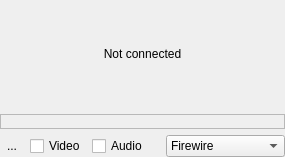
Qt form src/widgets/recmonitor_ui.ui (KDE/kdenlive) before a commit.
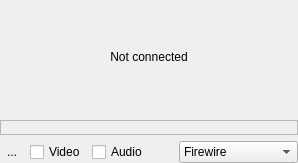
The same form after that commit. Custom widgets are drawn as their Qt base class.

Commit message: Allow recording audio even if no video capture device is detected

The edit to the form file:
```diff
--- a/src/widgets/recmonitor_ui.ui
+++ b/src/widgets/recmonitor_ui.ui
@@ -6,15 +6,39 @@
    <rect>
     <x>0</x>
     <y>0</y>
-    <width>285</width>
-    <height>157</height>
+    <width>298</width>
+    <height>163</height>
    </rect>
   </property>
   <layout class="QGridLayout" name="gridLayout">
    <property name="margin">
     <number>0</number>
    </property>
-   <item row="0" column="0" colspan="6">
+   <item row="2" column="4">
+    <widget class="KComboBox" name="device_selector">
+     <item>
+      <property name="text">
+       <string>Firewire</string>
+      </property>
+     </item>
+     <item>
+      <property name="text">
+       <string>FFmpeg</string>
+      </property>
+     </item>
+     <item>
+      <property name="text">
+       <string>Screen grab</string>
+      </property>
+     </item>
+     <item>
+      <property name="text">
+       <string>Blackmagic card</string>
+      </property>
+     </item>
+    </widget>
+   </item>
+   <item row="0" column="0" colspan="5">
     <widget class="QLabel" name="video_frame">
      <property name="text">
       <string>Not connected</string>
@@ -24,7 +48,20 @@
      </property>
     </widget>
    </item>
-   <item row="1" column="0" colspan="6">
+   <item row="2" column="3">
+    <spacer name="horizontalSpacer">
+     <property name="orientation">
+      <enum>Qt::Horizontal</enum>
+     </property>
+     <property name="sizeHint" stdset="0">
+      <size>
+       <width>40</width>
+       <height>20</height>
+      </size>
+     </property>
+    </spacer>
+   </item>
+   <item row="1" column="0" colspan="5">
     <widget class="QFrame" name="control_frame_firewire">
      <property name="sizePolicy">
       <sizepolicy hsizetype="Preferred" vsizetype="Maximum">
@@ -46,57 +83,6 @@
      </property>
     </widget>
    </item>
-   <item row="2" column="5">
-    <widget class="KComboBox" name="device_selector">
-     <item>
-      <property name="text">
-       <string>Firewire</string>
-      </property>
-     </item>
-     <item>
-      <property name="text">
-       <string>FFmpeg</string>
-      </property>
-     </item>
-     <item>
-      <property name="text">
-       <string>Screen grab</string>
-      </property>
-     </item>
-     <item>
-      <property name="text">
-       <string>Blackmagic card</string>
-      </property>
-     </item>
-    </widget>
-   </item>
-   <item row="2" column="4">
-    <spacer name="horizontalSpacer">
-     <property name="orientation">
-      <enum>Qt::Horizontal</enum>
-     </property>
-     <property name="sizeHint" stdset="0">
-      <size>
-       <width>40</width>
-       <height>20</height>
-      </size>
-     </property>
-    </spacer>
-   </item>
-   <item row="2" column="1">
-    <widget class="QCheckBox" name="rec_video">
-     <property name="text">
-      <string>Video</string>
-     </property>
-    </widget>
-   </item>
-   <item row="2" column="2">
-    <widget class="QCheckBox" name="rec_audio">
-     <property name="text">
-      <string>Audio</string>
-     </property>
-    </widget>
-   </item>
    <item row="2" column="0">
     <widget class="QToolButton" name="rec_options">
      <property name="text">
@@ -110,6 +96,39 @@
      </property>
     </widget>
    </item>
+   <item row="2" column="1">
+    <widget class="QFrame" name="control_frame">
+     <property name="frameShape">
+      <enum>QFrame::NoFrame</enum>
+     </property>
+     <property name="frameShadow">
+      <enum>QFrame::Plain</enum>
+     </property>
+     <layout class="QGridLayout" name="gridLayout_2">
+      <property name="margin">
+       <number>0</number>
+      </property>
+      <item row="0" column="0">
+       <widget class="QCheckBox" name="rec_video">
+        <property name="text">
+         <string>Video</string>
+        </property>
+       </widget>
+      </item>
+      <item row="0" column="1">
+       <widget class="QCheckBox" name="rec_audio">
+        <property name="text">
+         <string>Audio</string>
+        </property>
+       </widget>
+      </item>
+     </layout>
+     <zorder>rec_video</zorder>
+     <zorder>rec_audio</zorder>
+     <zorder>rec_video</zorder>
+     <zorder>rec_audio</zorder>
+    </widget>
+   </item>
   </layout>
  </widget>
  <customwidgets>
```
The commit also changes 1 other file.
